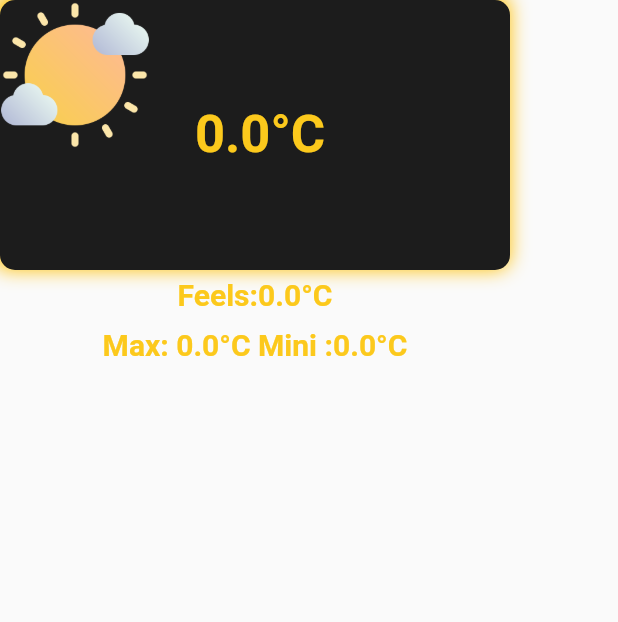
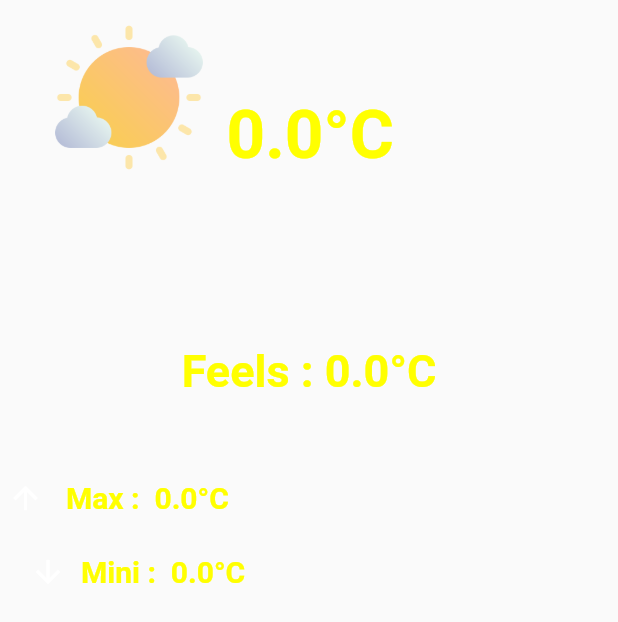
Before and after one commit to thetechgirlgita/PersonalWeatherApp, a Flutter app: what weatherBox() shows on an empty page, opened directly, on a phone screen of 412 x 824 dp. Shown: the top 622 px of the screen. Run offline on Flutter 3.47's test engine with Material 2 defaults, Android fonts, the phone set to English and light mode, and no system bars; our stand-ins replace hexcolor; network calls fail.

Commit message:
Final look

```diff
--- a/lib/currentWeather.dart
+++ b/lib/currentWeather.dart
@@ -40,10 +40,16 @@ class _CurrentWeatherPageState extends State<CurrentWeatherPage> {
 
   @override
   Widget build(BuildContext context) {
-    return Scaffold(
-        backgroundColor: backgroundC,
+    return Container(
+        decoration: const BoxDecoration(
+            gradient: LinearGradient(
+                begin: Alignment.topLeft,
+                end: Alignment.bottomRight,
+                colors: [Colors.purple, Colors.pinkAccent])),
+        child: Scaffold(
+            backgroundColor: Colors.transparent,
             appBar: AppBar(
-          backgroundColor: appbarC,
+              backgroundColor: Colors.transparent,
               centerTitle: true,
               title: const Text("Weather Forecast",
                   style: TextStyle(
@@ -100,72 +106,116 @@ class _CurrentWeatherPageState extends State<CurrentWeatherPage> {
                       ),
                     ]),
               ],
-        ));
+            )));
   }
 }
 
 Widget weatherBox(Weather _weather) {
-  return
-    Column(mainAxisSize: MainAxisSize.min, children: [
+  return Column(mainAxisSize: MainAxisSize.min, children: [
     Container(
       height: 180,
       width: 340,
-      decoration: BoxDecoration(
-        borderRadius: BorderRadius.circular(10),
-        color: backgroundC,
-        boxShadow: const [
-          BoxShadow(
-            color: Colors.amber,
-            offset: Offset(-2, -2),
-            blurRadius: 10,
-            spreadRadius: 1.5,
-          ),
-        ],
-      ),
       child: Row(children: [
         Column(children: [
           Container(
             width: 100,
-            height: 100,
-            child: IconGet(_weather),
+            height: 130,
+            child: IconGet(
+              _weather,
+            ),
           ),
           Container(
               margin: const EdgeInsets.all(5.0),
               child: Text(
                 _weather.description,
-                style: TextStyle(
-                    fontWeight: FontWeight.bold, fontSize: 20, color: textC),
+                style: const TextStyle(
+                    fontWeight: FontWeight.bold,
+                    fontSize: 20,
+                    color: Colors.white),
               )),
         ]),
         const SizedBox(
           height: 30,
-          width: 30,
+          width: 15,
         ),
         Text(
           "${_weather.temp}°C",
           textAlign: TextAlign.center,
           style: TextStyle(
-              fontWeight: FontWeight.bold, fontSize: 35, color: textC),
+              fontWeight: FontWeight.bold,
+              fontSize: 45,
+              color: Colors.yellowAccent),
         ),
       ]),
     ),
-
+// Container Style nad temperature body.
     //---------------------------------------------------------------------------------------------------------
 
     Container(
-        margin: const EdgeInsets.all(5.0),
+        margin: const EdgeInsets.all(50),
         child: Text(
-          "Feels:${_weather.feelsLike}°C",
+          "Feels : ${_weather.feelsLike}°C",
           style: TextStyle(
-              fontWeight: FontWeight.bold, fontSize: 20, color: textC),
+              fontWeight: FontWeight.bold,
+              fontSize: 30,
+              color: Colors.yellowAccent),
         )),
+
     Container(
       margin: const EdgeInsets.all(5.0),
-        child: Text(
-          "Max: ${_weather.high}°C Mini :${_weather.low}°C",
+      child: Row(children: [
+        const Icon(
+          Icons.arrow_upward_sharp,
+          color: Colors.white,
+        ),
+        Text("   Max :  ${_weather.high}°C ",
             style: TextStyle(
-              fontWeight: FontWeight.bold, fontSize: 20, color: textC),
-        )),
+                fontWeight: FontWeight.bold,
+                fontSize: 20,
+                color: Colors.yellowAccent)),
+      ]),
+    ),
+
+    Container(
+      margin: const EdgeInsets.all(20),
+      child: Row(
+        children: [
+          const Icon(
+            Icons.arrow_downward,
+            color: Colors.white,
+          ),
+          Text(
+            "  Mini :  ${_weather.low}°C    ",
+            style: TextStyle(
+                fontWeight: FontWeight.bold,
+                fontSize: 20,
+                color: Colors.yellowAccent),
+          ),
+        ],
+      ),
+    ),
+    /*Padding(
+        padding: EdgeInsets.only(top: 30),
+        child: Container(
+            height: 40,
+            width: 180,
+            color: Colors.transparent,
+            alignment: Alignment.center,
+
+              child: Row(children:const [
+                Icon(
+                  Icons.woman,
+                  color: Colors.white,
+                ),
+                Text("   ",
+                    style: TextStyle(
+                      fontSize: 20,
+                      fontWeight: FontWeight.bold,
+                      color: Colors.white,
+                    ),
+                textAlign: TextAlign.center,)
+              ]),
+            ))*/
   ]);
 }
 
```
Lines whose indentation alone changed are shown as unchanged.
